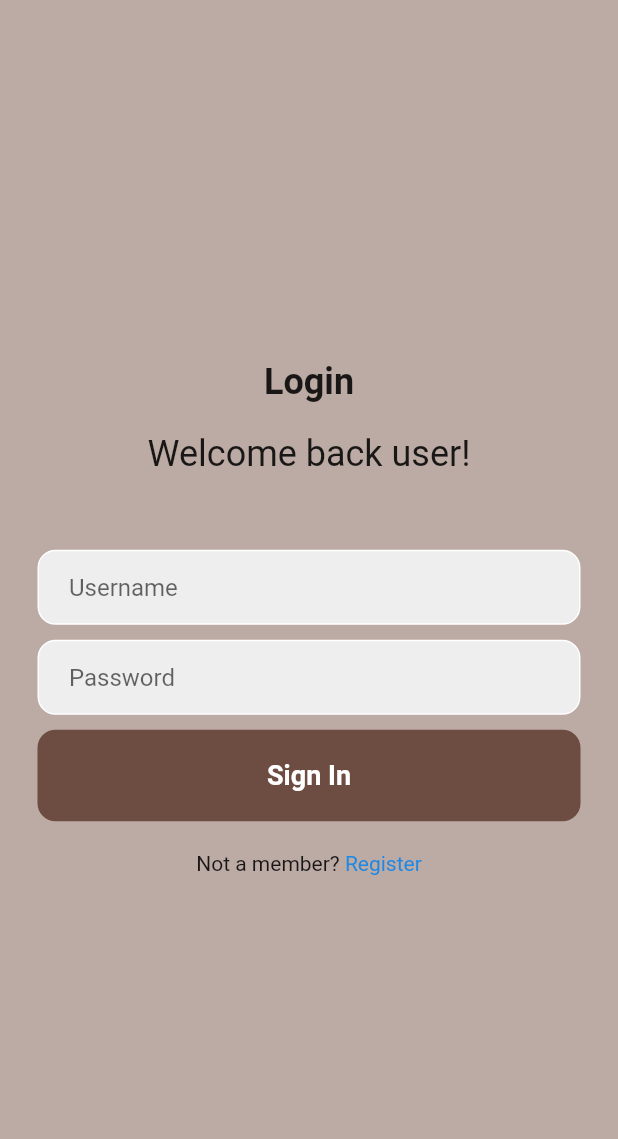
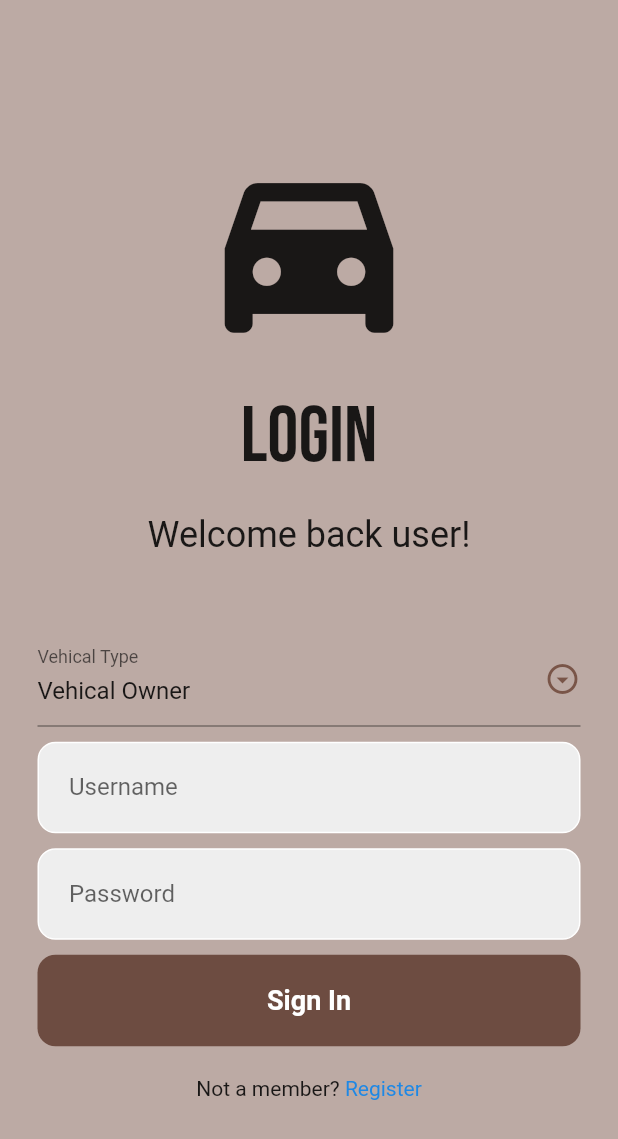
Before and after one commit to MC-FuelQs/fuelapp-frontend-flutter, a Flutter app: the screen it shows after launch, on a phone screen of 412 x 824 dp. Shown: the top 1139 px of the screen. Run offline on Flutter 3.47's test engine with Material 2 defaults, Android fonts, the phone set to English and light mode, and no system bars; our stand-ins replace google_fonts.

Commit message:
Add loginScreen dropdown menus, labelText

```diff
--- a/lib/components/loginScreen.dart
+++ b/lib/components/loginScreen.dart
@@ -1,4 +1,5 @@
 import 'package:flutter/material.dart';
+import 'package:google_fonts/google_fonts.dart';
 
 class LoginScreen extends StatefulWidget {
   const LoginScreen({super.key});
@@ -8,6 +9,14 @@ class LoginScreen extends StatefulWidget {
 }
 
 class _LoginScreenState extends State<LoginScreen> {
+  _LoginScreenState() {
+    _selectedUserType = _UserType[0];
+  }
+
+  // ignore: non_constant_identifier_names
+  final _UserType = ['Vehical Owner', 'Filling Station Owner'];
+  String _selectedUserType = "";
+
   Widget build(BuildContext context) {
     return Scaffold(
         backgroundColor: Colors.brown.shade200,
@@ -16,11 +25,17 @@ class _LoginScreenState extends State<LoginScreen> {
             child:
                 Column(mainAxisAlignment: MainAxisAlignment.center, children: [
               // welcome back
-              const Text(
+              const Icon(
+                Icons.directions_car_filled,
+                size: 150,
+              ),
+              const SizedBox(
+                height: 20,
+              ),
+              Text(
                 "Login",
-                style: TextStyle(
-                  fontWeight: FontWeight.bold,
-                  fontSize: 24,
+                style: GoogleFonts.bebasNeue(
+                  fontSize: 52,
                 ),
               ),
               const SizedBox(
@@ -37,6 +52,30 @@ class _LoginScreenState extends State<LoginScreen> {
                 height: 50,
               ),
 
+              Padding(
+                padding: const EdgeInsets.symmetric(horizontal: 25.0),
+                child: DropdownButtonFormField(
+                  value: _selectedUserType,
+                  items: _UserType.map((e) => DropdownMenuItem(
+                        value: e,
+                        child: Text(e),
+                      )).toList(),
+                  onChanged: (val) {
+                    setState(() {
+                      _selectedUserType = val as String;
+                    });
+                  },
+                  icon: const Icon(Icons.arrow_drop_down_circle_outlined,
+                      color: Colors.brown),
+                  dropdownColor: Colors.brown[50],
+                  decoration: const InputDecoration(labelText: "Vehical Type"),
+                ),
+              ),
+
+              const SizedBox(
+                height: 10,
+              ),
+
               //username
               Padding(
                 padding: const EdgeInsets.symmetric(horizontal: 25.0),
@@ -49,9 +88,9 @@ class _LoginScreenState extends State<LoginScreen> {
                     padding: EdgeInsets.only(left: 20.0),
                     child: TextField(
                       decoration: InputDecoration(
-                        border: InputBorder.none,
-                        hintText: 'Username',
-                      ),
+                          border: InputBorder.none,
+                          hintText: 'Enter Your Username',
+                          labelText: 'Username'),
                     ),
                   ),
                 ),
@@ -74,7 +113,8 @@ class _LoginScreenState extends State<LoginScreen> {
                       obscureText: true,
                       decoration: InputDecoration(
                         border: InputBorder.none,
-                        hintText: 'Password',
+                        hintText: 'Enter your Password',
+                        labelText: 'Password',
                       ),
                     ),
                   ),
--- a/lib/main.dart
+++ b/lib/main.dart
@@ -1,14 +1,17 @@
 import 'package:flutter/material.dart';
-import 'components/loginScreen.dart';
+import 'package:fuel_app/components/loginScreen.dart';
+import 'package:fuel_app/components/registerScreen.dart';
 
 void main() {
-  runApp(MyApp());
+  runApp(const MyApp());
 }
 
 class MyApp extends StatelessWidget {
+  const MyApp({super.key});
+
   @override
   Widget build(BuildContext context) {
-    return MaterialApp(
+    return const MaterialApp(
       debugShowCheckedModeBanner: false,
       home: LoginScreen(),
     );
--- a/pubspec.yaml
+++ b/pubspec.yaml
@@ -36,6 +36,7 @@ dependencies:
   # The following adds the Cupertino Icons font to your application.
   # Use with the CupertinoIcons class for iOS style icons.
   cupertino_icons: ^1.0.2
+  google_fonts:
 
 dev_dependencies:
   flutter_test:
```
Also changed, not shown: pubspec.lock, 10 other files.
